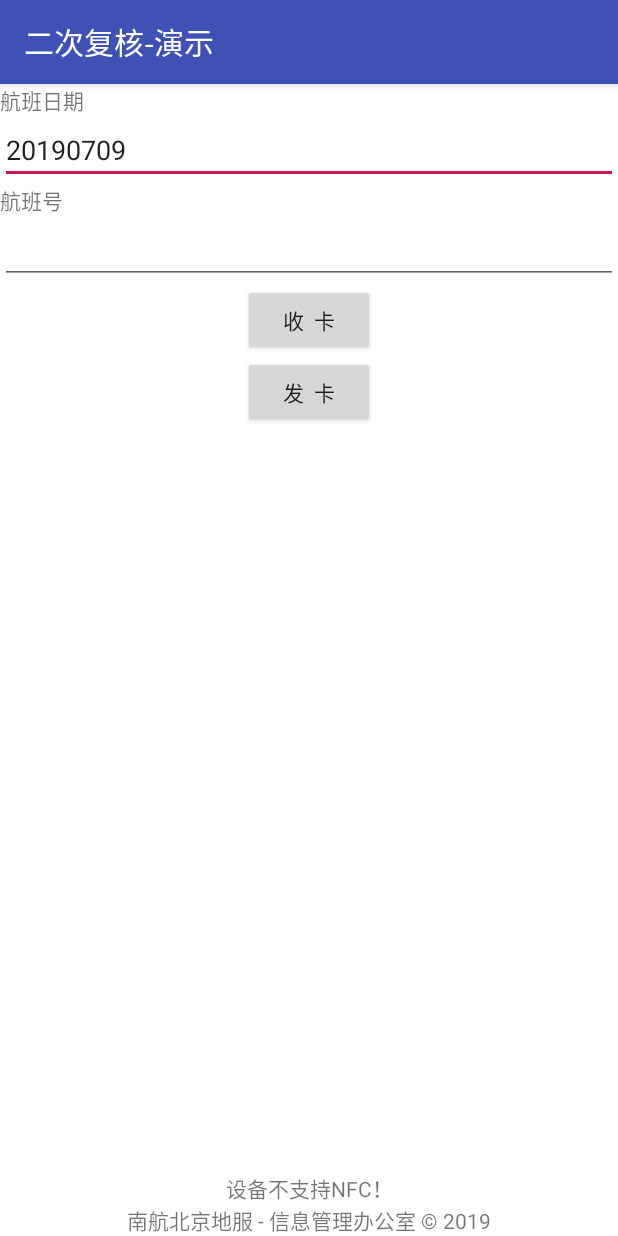
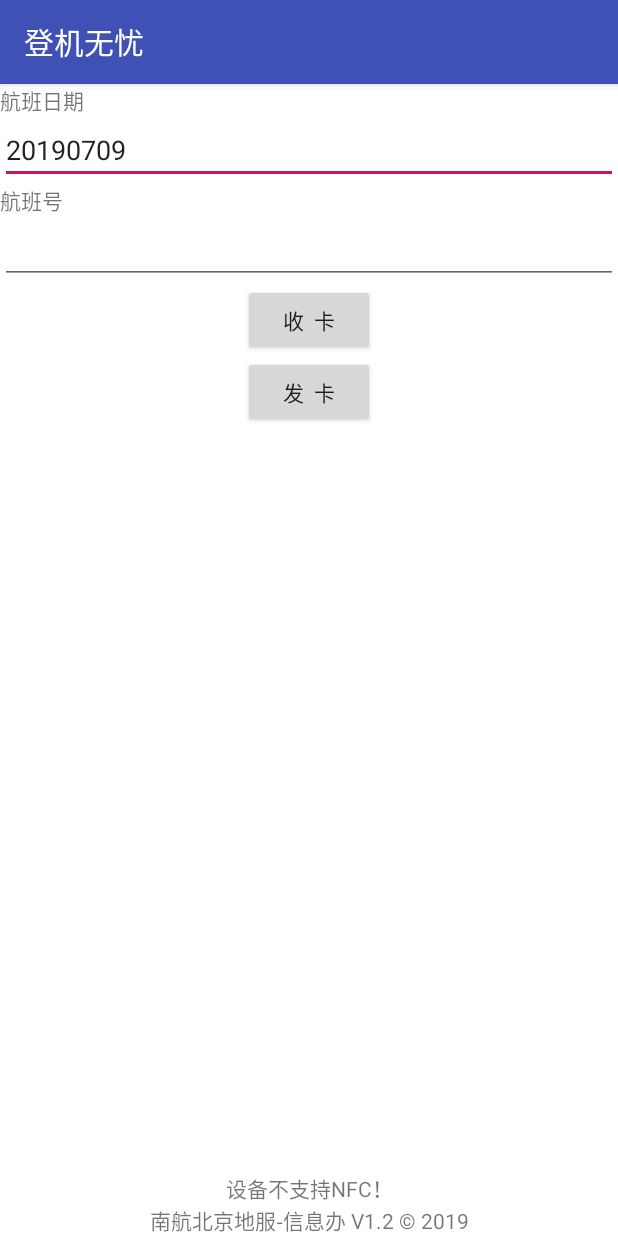
Before and after one commit to shuang7822/MyNFC, an Android app: the screen it shows after launch (MainActivity), on a phone screen of 412 x 824 dp. Run offline under Robolectric (Android 15) with nearby library versions, the phone set to English and light mode, and no system bars.

```diff
--- a/app/src/main/res/values/strings.xml
+++ b/app/src/main/res/values/strings.xml
@@ -1,5 +1,5 @@
 <resources>
-    <string name="app_name">二次复核-演示</string>
+    <string name="app_name">登机无忧</string>
     <string name="fltDate">航班日期</string>
     <string name="fltnr">航班号</string>
     <string name="str_read_text">收 卡</string>
@@ -78,5 +78,5 @@
     <string name="pref_ringtone_silent">Silent</string>
 
     <string name="pref_title_vibrate">Vibrate</string>
-    <string name="nfcLTD">南航北京地服 - 信息管理办公室    \u00a9 2019</string>
+    <string name="nfcLTD">南航北京地服-信息办 V1.2 \u00a9 2019</string>
 </resources>
```
